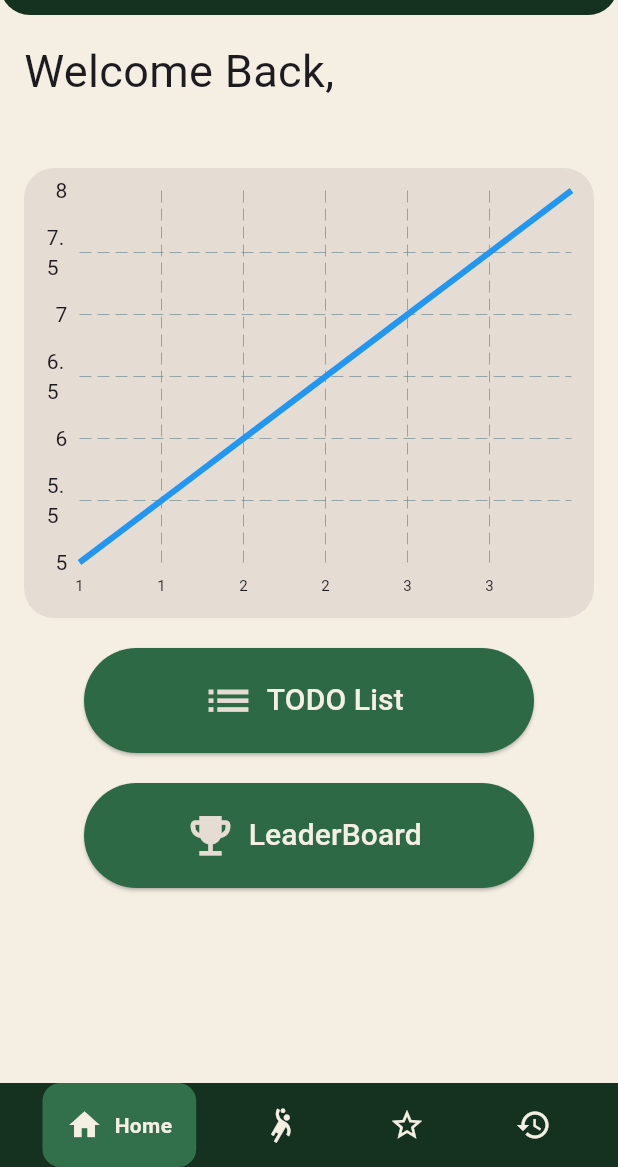
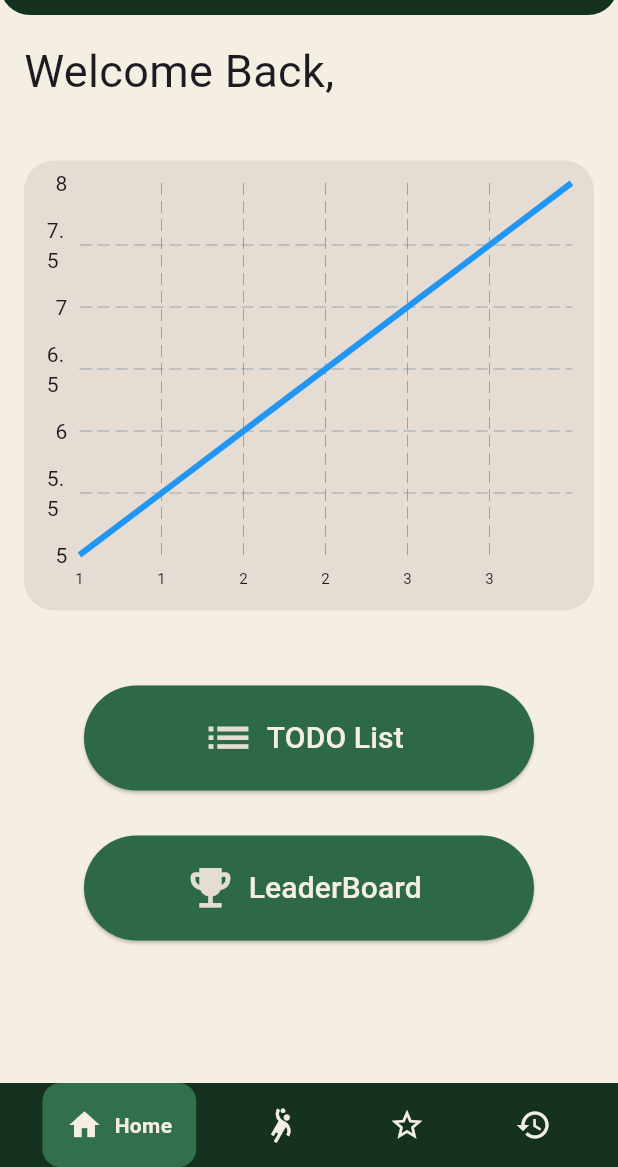
Before and after one commit to marcsaffold17/GetFitApp, a Flutter app: the MyHomePage screen opened directly, on a phone screen of 412 x 824 dp, the part 69-1236 px from its top. Run offline on Flutter 3.47's test engine with Material 3 defaults, Android fonts, the phone set to English and light mode, and no system bars; drawn by our look-alikes of fl_chart, google_nav_bar; our stand-ins replace cloud_firestore, firebase_core, firebase_storage, image_picker, shared_preferences; accounts and stored records are empty.

Commit message:
Changed gaps and text

```diff
--- a/get_fit_app/lib/view/HomePage.dart
+++ b/get_fit_app/lib/view/HomePage.dart
@@ -95,10 +95,8 @@ class _MyHomePageState extends State<MyHomePage> {
         child: Column(
           crossAxisAlignment: CrossAxisAlignment.start,
           children: [
-            Text(
-              "Welcome Back, \n$UserName",
-              style: const TextStyle(fontSize: 30),
-            ),
+            Text("Welcome Back,", style: const TextStyle(fontSize: 30)),
+            Text("$UserName", style: const TextStyle(fontSize: 27)),
             Container(
               padding: const EdgeInsets.all(15),
               height: 300,
@@ -111,7 +109,7 @@ class _MyHomePageState extends State<MyHomePage> {
                 child: displayChart(_chartData, _selectedChart),
               ),
             ),
-            SizedBox(height: 20),
+            SizedBox(height: 50),
             Row(
               mainAxisAlignment: MainAxisAlignment.center,
               children: [
@@ -146,7 +144,7 @@ class _MyHomePageState extends State<MyHomePage> {
                 ),
               ],
             ),
-            SizedBox(height: 20),
+            SizedBox(height: 30),
             Row(
               mainAxisAlignment: MainAxisAlignment.center,
               children: [
```
